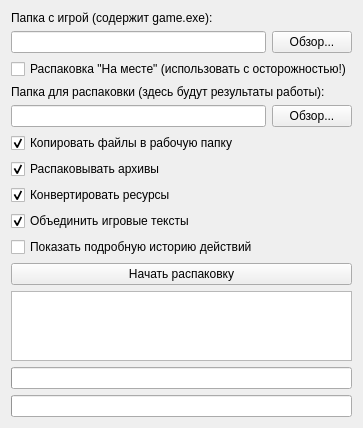
First picture: the form in Converters/GUI.ui, repository aspadm/EIrepack, before the edit.
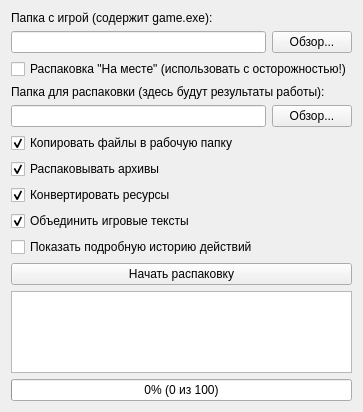
Second picture: the form after the edit.

The edit to the form file:
```diff
--- a/Converters/GUI.ui
+++ b/Converters/GUI.ui
@@ -150,20 +150,7 @@
         <enum>QProgressBar::TopToBottom</enum>
        </property>
        <property name="format">
-        <string/>
-       </property>
-      </widget>
-     </item>
-     <item>
-      <widget class="QProgressBar" name="progress_all">
-       <property name="value">
-        <number>0</number>
-       </property>
-       <property name="textVisible">
-        <bool>false</bool>
-       </property>
-       <property name="format">
-        <string/>
+        <string>%p% (%v из %m)</string>
        </property>
       </widget>
      </item>
```
Left out of the diff: 2 changed lines with no effect on the pictures.
